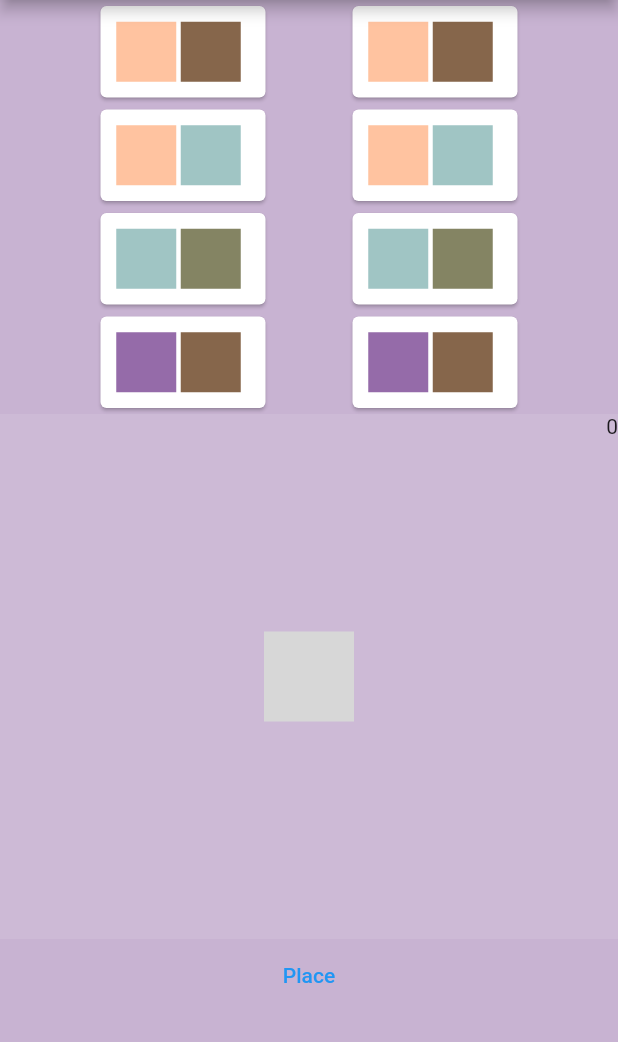
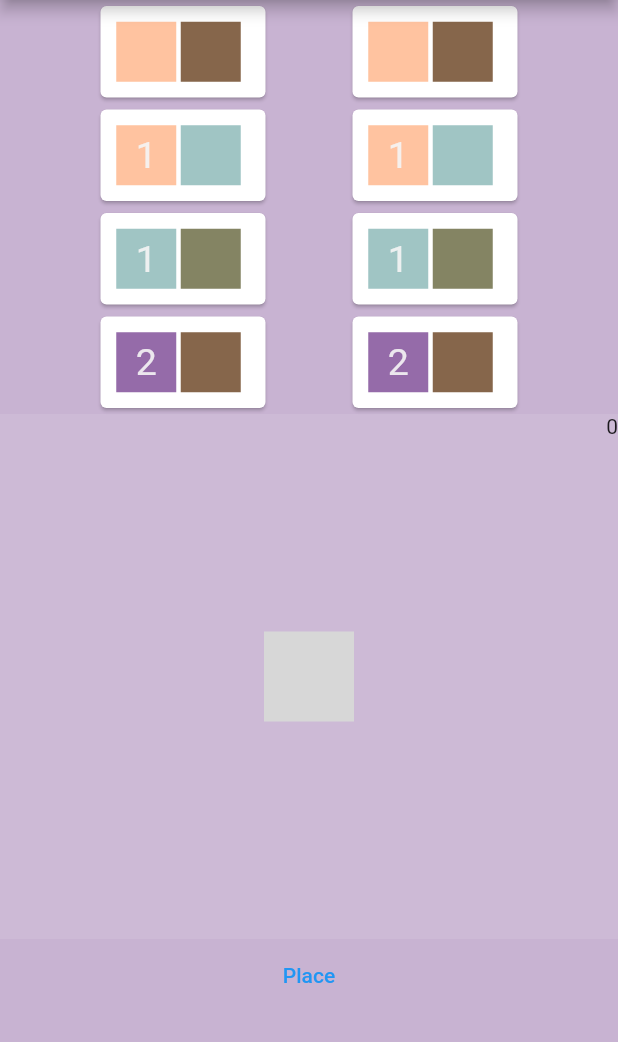
Before and after one commit to LiamWhitenack/Kingdomino, a Flutter app: the screen it shows after launch, on a phone screen of 412 x 824 dp, the part 84-1126 px from its top. Run offline on Flutter 3.47's test engine with Material 2 defaults, Android fonts, the phone set to English and light mode, and no system bars.

Commit message:
fixed bug where value wouldn't show

```diff
--- a/lib/domino_selection_interface.dart
+++ b/lib/domino_selection_interface.dart
@@ -34,6 +34,7 @@ class DominoSelectionInterface extends StatelessWidget {
   }
 }
 
+// ignore: must_be_immutable
 class DominoSelectionColumn extends StatefulWidget {
   final List<Domino> dominoOptionsForSelection;
   Domino? activePlayersSelectedDomino;
--- a/lib/show_domino_functions.dart
+++ b/lib/show_domino_functions.dart
@@ -67,7 +67,7 @@ Widget displayDomino(Domino domino) {
       domino.crowns[i] > 0 ? '${domino.crowns[i]}' : '',
       style: const TextStyle(
         fontSize: 25,
-        color: Color.fromRGBO(245, 245, 245, 0),
+        color: Color.fromRGBO(245, 245, 245, 0.9),
       ),
     );
 
```
